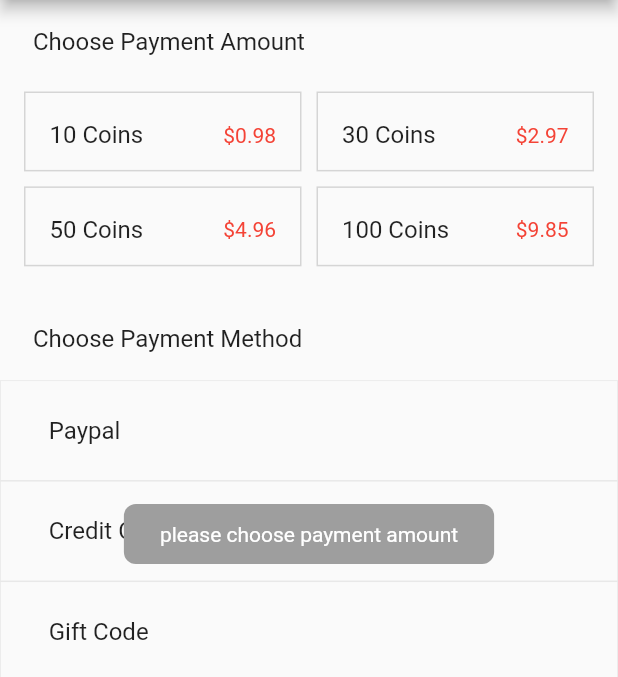
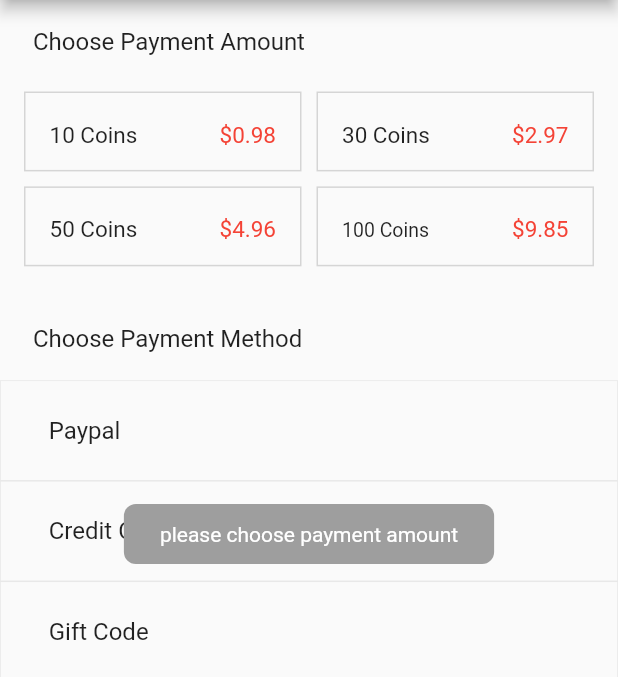
Before and after one commit to shiqstone/qnc_app, a Flutter app: the RechargePage screen opened directly, after a tap on "Payment", on a phone screen of 412 x 824 dp, the part 84-761 px from its top. Run offline on Flutter 3.47's test engine with Material 2 defaults, Android fonts, the light colour scheme and no system bars; our stand-ins replace image_gallery_saver, image_picker, logger, share, shared_preferences; missing offline and left inert: encrypt; accounts and stored records are empty; Roboto replaces fonts that are missing (ManRope); statements that could not run were skipped.

Commit message:
refactor recharge page

```diff
--- a/lib/nbpuzzle/widgets/game/presenter.dart
+++ b/lib/nbpuzzle/widgets/game/presenter.dart
@@ -87,7 +87,7 @@ class GamePresenterWidgetState extends State<GamePresenterWidget> with WidgetsBi
       steps = deserializer.readInt();
       board = deserializer.readDeserializable(boardFactory);
     } catch (exception) {
-      LogUtil.e(exception.toString());
+      LogUtil.e(exception);
     }
 
     final now = DateTime.now().millisecondsSinceEpoch;
--- a/lib/recharge.dart
+++ b/lib/recharge.dart
@@ -18,19 +18,24 @@ class RechargePage extends StatefulWidget {
 }
 
 class _RechargePageState extends State<RechargePage> {
-  int _selectedMethod = 0;
+  String _selectedMethod = '';
   double _selectedAmountPrice = 0.0;
   bool _isLoading = false;
 
   late SharedPreferences sharedPreferences;
 
   List<Map<String, dynamic>> _rechargeAmounts = [
-    {'amount': '10 Coins', 'price': 0.98},
-    {'amount': '30 Coins', 'price': 2.97},
-    {'amount': '50 Coins', 'price': 4.96},
-    {'amount': '100 Coins', 'price': 9.85},
+    {'sign': '\$', 'amount': '10 Coins', 'price': 0.98},
+    {'sign': '\$', 'amount': '30 Coins', 'price': 2.97},
+    {'sign': '\$', 'amount': '50 Coins', 'price': 4.96},
+    {'sign': '\$', 'amount': '100 Coins', 'price': 9.85},
   ];
-  List<String> _paymentMethods = ['Paypal', 'Credit Card', 'Gift Code'];
+  // List<String> _paymentMethods = ['Paypal', 'Credit Card', 'Gift Code'];
+  List<Map<String, dynamic>> _paymentMethods = [
+    {'name': 'Paypal', 'id': 'paypal'},
+    {'name': 'Credit Card', 'id': 'credit'},
+    {'name': 'Gift Code', 'id': 'gift'}
+  ];
   String _tips = "Payment Notice";
 
   @override
@@ -57,13 +62,18 @@ class _RechargePageState extends State<RechargePage> {
         childAspectRatio: childAspectRatio,
       ),
       itemBuilder: (context, index) {
+        String amount = _rechargeAmounts[index]['amount'];
+        String price = (_rechargeAmounts[index]['sign'] ?? '') + _rechargeAmounts[index]['price'].toString();
         return Container(
           decoration: BoxDecoration(border: Border.all(width: 1, color: Colors.grey.withOpacity(0.4))),
           child: ListTile(
-            title: Text(_rechargeAmounts[index]['amount']),
+            title: Text(
+              amount,
+              style: TextStyle(fontSize: amount.length > 8 ? 13 : 15),
+            ),
             trailing: Text(
-              '\$' + _rechargeAmounts[index]['price'].toString(),
-              style: TextStyle(color: Colors.red),
+              price,
+              style: TextStyle(color: Colors.red, fontSize: price.length > 9 ? 13 : 15),
             ),
             onTap: () {
               setState(() {
@@ -80,27 +90,34 @@ class _RechargePageState extends State<RechargePage> {
   }
 
   Widget _buildPaymentMethods() {
+    if (_paymentMethods.length > 1) {
       return Column(
-      children: _paymentMethods.asMap().entries.map((entry) {
-        int index = entry.key;
-        String method = entry.value;
+        children: _paymentMethods.map((entry) {
+          // int index = entry.key;
+          // String method = entry.value;
           return Container(
             decoration: BoxDecoration(border: Border.all(width: 0.5, color: Colors.grey.withOpacity(0.2))),
             padding: EdgeInsets.symmetric(horizontal: 16, vertical: 5),
             child: ListTile(
-            title: Text(method),
+              title: Text(entry['name']),
               onTap: () {
                 setState(() {
-                _selectedMethod = index + 1;
+                  _selectedMethod = entry['id'];
                 });
               },
               selectedColor: Colors.white,
-            selected: _selectedMethod == index + 1,
+              selected: _selectedMethod == entry['id'],
               selectedTileColor: Colors.blueAccent.withOpacity(0.6),
             ),
           );
         }).toList(),
       );
+    } else {
+      setState(() {
+        _selectedMethod = _paymentMethods[0]['id'];
+      });
+      return Column();
+    }
   }
 
   Widget _buildTitle(String title) {
@@ -124,7 +141,7 @@ class _RechargePageState extends State<RechargePage> {
                   _buildTitle('Choose Payment Amount'),
                   _buildRechargeAmounts(),
                   SizedBox(height: 15),
-                  _buildTitle('Choose Payment Method'),
+                  if (_paymentMethods.length > 1) _buildTitle('Choose Payment Method'),
                   _buildPaymentMethods(),
                   SizedBox(height: 10),
                   ElevatedButton(
@@ -154,7 +171,7 @@ class _RechargePageState extends State<RechargePage> {
       showCustomToast(context, 'please choose payment amount');
       return;
     }
-    if (_selectedMethod == 0) {
+    if (_selectedMethod == '') {
       showCustomToast(context, 'please choose payment method');
       return;
     }
@@ -174,7 +191,7 @@ class _RechargePageState extends State<RechargePage> {
     LogUtil.d(url);
     Map<String, String> headers = <String, String>{'Authorization': 'Bearer ' + token};
     var response = await http.post(Uri.parse(url), headers: headers, body: {
-      'paytype': _selectedMethod.toString(),
+      'paytype': _selectedMethod,
       'amount': _selectedAmountPrice.toString(),
     });
 
@@ -212,7 +229,7 @@ class _RechargePageState extends State<RechargePage> {
   }
 
   Future<void> getDepositConf() async {
-    var url = Constant.httpBaseUrl + '/api/gettopupconf/';
+    var url = Constant.httpBaseUrl + '/api/getdepositprods/';
     var response = await http.get(Uri.parse(url));
 
     LogUtil.i('query deposit conf request');
@@ -226,11 +243,21 @@ class _RechargePageState extends State<RechargePage> {
         if (depositConfResp.products.isNotEmpty) {
           List<Map<String, dynamic>> prods = [];
           for (var prod in depositConfResp.products) {
-            double price = double.parse(prod["price"]);
-            prods.add({"amount": prod['name'], "price": price});
+            double price = prod["price"].toDouble();
+            prods.add({"amount": prod['name'], "price": price, "sign": prod['sign']});
           }
           setState(() {
             _rechargeAmounts = prods;
+          });
+        }
+
+        if (depositConfResp.payways.isNotEmpty) {
+          List<Map<String, dynamic>> payways = [];
+          for (var way in depositConfResp.payways) {
+            payways.add(way);
+          }
+          setState(() {
+            _paymentMethods = payways;
           });
         }
         if (depositConfResp.tips != null && depositConfResp.tips!.isNotEmpty) {
```
Lines whose indentation alone changed are shown as unchanged.
